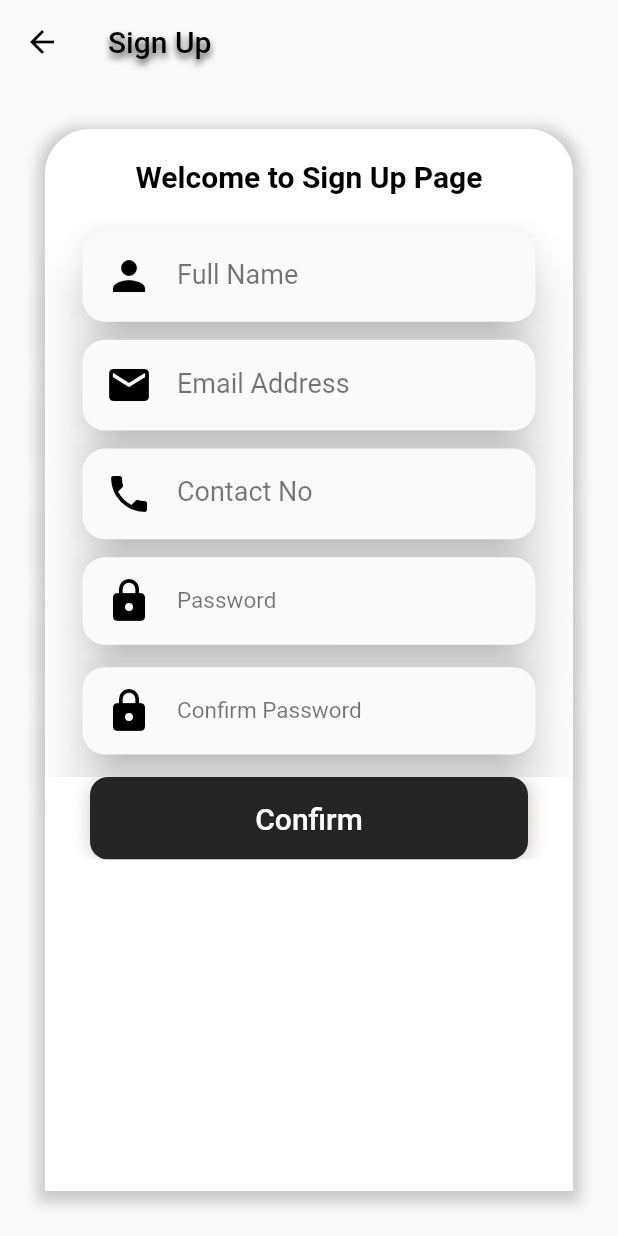
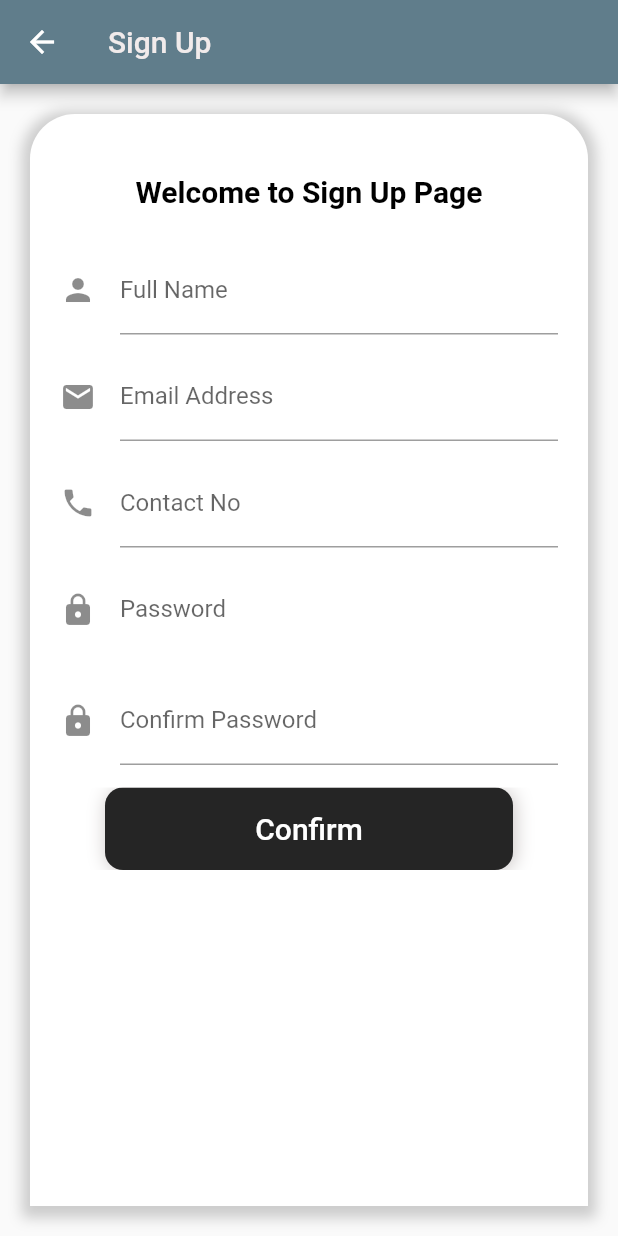
Before and after one commit to arypravin10/traffic_app, a Flutter app: the screen it shows after launch, after a tap on "Sign In", after a tap on "Sign Up", on a phone screen of 412 x 824 dp. Run offline on Flutter 3.47's test engine with Material 2 defaults, Android fonts, the phone set to English and light mode, and no system bars; our stand-ins replace carousel_slider, firebase_auth, firebase_core, get; accounts and stored records are empty; Roboto replaces fonts that are missing (Segoe UI).

Commit message:
signup and login configured

```diff
--- a/lib/LoginScreen.dart
+++ b/lib/LoginScreen.dart
@@ -1,27 +1,51 @@
+
 import 'package:flutter/material.dart';
+import 'package:get/state_manager.dart';
 import 'package:traffic_simulator/homescreen.dart';
 import 'package:traffic_simulator/signUpScreen.dart';
 import 'package:traffic_simulator/inputTextWidget.dart';
 import 'package:traffic_simulator/forgotPassword.dart';
 import 'package:firebase_auth/firebase_auth.dart';
-import 'package:traffic_simulator/inputTextWidget.dart';
-import 'package:get/get.dart';
+
 
 
 class LoginScreen extends StatefulWidget {
-  LoginScreen() : super();
+  const LoginScreen({ Key? key }) : super(key: key);
 
   @override
-  _SearchScreenState createState() => _SearchScreenState();
+  State<LoginScreen> createState() => _LoginScreenState();
 }
 
-class _SearchScreenState extends State<LoginScreen> {
+class _LoginScreenState extends State<LoginScreen> {
+
+    final _formKey = GlobalKey<FormState>();
+
   final TextEditingController _pwdController = TextEditingController();
+  final TextEditingController _emailController = TextEditingController();
 
-  bool showProgress = false;
-  final TextEditingController _emailController = TextEditingController();
-  final snackBar = SnackBar(content: Text('email or password is incorrect'));
-  final _formKey = GlobalKey<FormState>();
+  var email='';
+  var password ='';
+
+// for firebase
+  final _auth =FirebaseAuth.instance;
+
+
+userlogin()async{
+  try{
+    await FirebaseAuth.instance.signInWithEmailAndPassword(email: email, password: password);
+    Navigator.push(context, MaterialPageRoute(builder: (context) => homepage(),));
+  }
+
+  on FirebaseAuthException catch(e){
+    if (e.code =='user-not-found' || e.code=='wrong-password'){
+
+      ScaffoldMessenger.of(context).showSnackBar(SnackBar(content:Text('email or password is incorrect')));
+    }
+  }
+
+}
+
+
 
   @override
   Widget build(BuildContext context) {
@@ -31,6 +55,7 @@ class _SearchScreenState extends State<LoginScreen> {
     bool _pinned = false;
     bool _snap = false;
     bool _floating = false;
+
 
     final widgetList = [
       Row(
@@ -58,42 +83,75 @@ class _SearchScreenState extends State<LoginScreen> {
       ),
       Form(
           key: _formKey,
-          child: Column(
+          child: Padding(padding: EdgeInsets.all(20),
+          child:
+          Column(
             children: [
-              InputTextWidget(
+
+             TextFormField(
+
                   controller: _emailController,
-                  labelText: "email ",
-                  icon: Icons.email,
+                  decoration: InputDecoration(labelText: 'email',icon: Icon(Icons.email),labelStyle: TextStyle(fontSize: 20)),
 
                   obscureText: false,
-                  keyboardType: TextInputType.emailAddress),
+                  keyboardType: TextInputType.emailAddress,
+
+
+                  validator:(value){
+                    if (value!.isEmpty){
+
+                      return('Please enter your email');
+                    }
+
+
+                  if (!RegExp("^[a-zA-Z0-9+_.-]+@[a-zA-Z0-9,-]+.[a-z]").hasMatch(value)){
+                    return('Enter a valid email');
+                  }
+
+                  return null;
+
+                  }
+
+                  ),
+
+
               SizedBox(
                 height: 12.0,
               ),
-              InputTextWidget(
+
+              TextFormField(
                   controller: _pwdController,
+                  decoration: InputDecoration(
                   labelText: "password",
-                  icon: Icons.lock,
+                  icon: Icon(Icons.lock),labelStyle: TextStyle(fontSize: 20),),
+
                   obscureText: true,
-                  keyboardType: TextInputType.emailAddress),
+                  keyboardType: TextInputType.text,
+                  validator: (value){
+                    if (value==null || value.isEmpty){
+                      return ('Please enter your password');
+                    }
+                  },
+
+                  ),
               Padding(
                 padding: const EdgeInsets.only(right: 25.0, top: 10.0),
                 child: Align(
+
                     alignment: Alignment.topRight,
                     child: Material(
                       color: Colors.transparent,
                       child: InkWell(
                         onTap: ()
-                        {print
-                          ("forgot password clicked");
-                        Get.to(ForgotPassword());
+                        {Navigator.push(context, MaterialPageRoute(builder: (context) => ForgotPassword(),));
                         },
                         child: Text(
                           "Forgot Password ?",
                           style: TextStyle(
-                              fontSize: 15,
+
+                              fontSize: 18,
                               fontWeight: FontWeight.bold,
-                              color: Colors.grey[700]),
+                              color: Color.fromARGB(255, 218, 13, 13)),
                         ),
                       ),
                     )),
@@ -105,10 +163,15 @@ class _SearchScreenState extends State<LoginScreen> {
                 height: 55.0,
                 child: ElevatedButton(
                   onPressed: () async {
+
+
                     if (_formKey.currentState!.validate()) {
-                      Navigator.push(context, MaterialPageRoute(builder: (context) => homepage(),));
-                    }
-                    //Get.to(ChoiceScreen());
+                      setState(() {
+                        email=_emailController.text;
+                        password=_pwdController.text;
+
+                      });
+userlogin();                    }
                   },
                   style: ElevatedButton.styleFrom(
                     primary: Colors.white,
@@ -141,7 +204,7 @@ class _SearchScreenState extends State<LoginScreen> {
                 ),
               ),
             ],
-          )),
+          ),),),
       SizedBox(
         height: 15.0,
       ),
@@ -258,7 +321,8 @@ class _SearchScreenState extends State<LoginScreen> {
                   ),
               width: screenWidth,
               height: 25,
-              child: Column(
+              child:
+              Column(
                 mainAxisAlignment: MainAxisAlignment.end,
                 children: <Widget>[
                   Container(
--- a/lib/drawer.dart
+++ b/lib/drawer.dart
@@ -41,7 +41,7 @@ class _My_drawerState extends State<My_drawer> {
             Divider(thickness: 5,color: Colors.black,),
 
              ListTile(
-            onTap: (){
+            onTap: () async{
               Navigator.push(context, MaterialPageRoute(builder: (context) => LoginScreen(),));
             },
             leading: Icon(Icons.logout),
--- a/lib/main.dart
+++ b/lib/main.dart
@@ -4,26 +4,34 @@ import 'package:firebase_core/firebase_core.dart';
 
 Future main() async {
   WidgetsFlutterBinding.ensureInitialized();
-  await Firebase.initializeApp();
-  runApp(const MyApp());
+  runApp(MyApp());
 }
 
-class MyApp extends StatefulWidget {
-  const MyApp({Key? key}) : super(key: key);
+class MyApp extends StatelessWidget {
+  MyApp({ Key? key }) : super(key: key);
+  final Future<FirebaseApp> _initialization = Firebase.initializeApp();
 
   @override
-  _MyAppState createState() => _MyAppState();
-}
+  Widget build(BuildContext context) {
 
-class _MyAppState extends State<MyApp> {
-  @override
-  Widget build(BuildContext context) {
+     return FutureBuilder(
+        future: _initialization,
+        builder: (context, snapshot) {
+          // Check for Errors
+          if (snapshot.hasError) {
+            print("Something went wrong");
+          }
+          if (snapshot.connectionState == ConnectionState.waiting) {
+            return Center(child: CircularProgressIndicator());
+          }
     return MaterialApp(
       debugShowCheckedModeBanner: false,
       theme: ThemeData(
         primarySwatch: Colors.blueGrey,
       ),
       home: LoginScreen(),
-    );
+
+          );
+        });
   }
 }
--- a/lib/signUpScreen.dart
+++ b/lib/signUpScreen.dart
@@ -1,61 +1,97 @@
 import 'package:flutter/material.dart';
-import 'package:get/get.dart';
-import 'package:traffic_simulator/inputTextWidget.dart';
 import 'LoginScreen.dart';
+import 'package:firebase_auth/firebase_auth.dart';
 
 class SignUpScreen extends StatefulWidget {
-  SignUpScreen() : super();
+  const SignUpScreen({Key? key}) : super(key: key);
 
   @override
   _SignUpScreenState createState() => _SignUpScreenState();
 }
 
 class _SignUpScreenState extends State<SignUpScreen> {
+  var email = "";
+  var password = "";
+  var confirmPassword = "";
+
   final _formKey = GlobalKey<FormState>();
   final TextEditingController _pass = TextEditingController();
   final TextEditingController _confirmPass = TextEditingController();
   final TextEditingController _emailController = TextEditingController();
+  final TextEditingController _name = TextEditingController();
+
   @override
+  void dispose() {
+    // Clean up the controller when the widget is disposed.
+    _emailController.dispose();
+    _pass.dispose();
+    _confirmPass.dispose();
+    super.dispose();
+  }
+
+  registration() async {
+    if (password == confirmPassword) {
+      try {
+        UserCredential userCredential = await FirebaseAuth.instance
+            .createUserWithEmailAndPassword(email: email, password: password);
+        print(userCredential);
+        ScaffoldMessenger.of(context).showSnackBar(
+          SnackBar(
+            backgroundColor: Colors.redAccent,
+            content: Text(
+              "User registered Successfully.",
+              style: TextStyle(fontSize: 10),
+            ),
+          ),
+        );
+        Navigator.pushReplacement(
+          context,
+          MaterialPageRoute(
+            builder: (context) => LoginScreen(),
+          ),
+        );
+      } on FirebaseAuthException catch (e) {
+        if (e.code == 'email-already-in-use') {
+          print("Account Already exists");
+          ScaffoldMessenger.of(context).showSnackBar(
+            SnackBar(
+              backgroundColor: Colors.orangeAccent,
+              content: Text(
+                "Account Already exists",
+                style: TextStyle(fontSize: 18.0, color: Colors.black),
+              ),
+            ),
+          );
+        }
+      }
+    } else {
+      return null;
+    }
+  }
+
   Widget build(BuildContext context) {
     final screenWidth = MediaQuery.of(context).size.width;
     final screenHeight = MediaQuery.of(context).size.height;
     return Scaffold(
         appBar: AppBar(
-        title: Text("Sign Up",
+          title: Text(
+            "Sign Up",
             style: TextStyle(
-              color: Colors.black,
+              color: Color.fromARGB(255, 241, 235, 235),
               fontFamily: 'Segoe UI',
               fontSize: 20,
-              shadows: [
-                Shadow(
-                  color: const Color(0xba000000),
-                  offset: Offset(0, 3),
-                  blurRadius: 6,
-                )
-              ],
-            )),
-        //centerTitle: true,
-        leading: InkWell(
-          onTap: () {Navigator.push(context, MaterialPageRoute(builder: (context) => LoginScreen(),));},
-          child: Icon(
-            Icons.arrow_back,
-            color: Colors.black,
             ),
           ),
-        backgroundColor: Colors.transparent,
-        elevation: 0.0,
         ),
         body: Padding(
-        padding: const EdgeInsets.all(30),
-        child:
-        Container(
+          padding: const EdgeInsets.all(20),
+          child: Container(
             decoration: BoxDecoration(
               borderRadius: BorderRadius.only(
                 topLeft: Radius.circular(30),
                 topRight: Radius.circular(30),
               ),
               color: Colors.white,
-
               boxShadow: [
                 BoxShadow(
                   color: Colors.grey.withOpacity(0.5),
@@ -71,8 +107,10 @@ class _SignUpScreenState extends State<SignUpScreen> {
               //controller: controller,
               child: Form(
                 key: _formKey,
+                child: Padding(
+                  padding: EdgeInsets.all(20),
                   child: Column(
-                children: [
+                    children: <Widget>[
                       SizedBox(
                         height: 20.0,
                       ),
@@ -83,67 +121,76 @@ class _SignUpScreenState extends State<SignUpScreen> {
                           fontSize: 20,
                           fontWeight: FontWeight.bold,
                           color: const Color(0xff000000),
-
                         ),
                         textAlign: TextAlign.left,
                       ),
                       SizedBox(
                         height: 25.0,
                       ),
-                  InputTextWidget(
-                      labelText: "Full Name",
-
-                      icon: Icons.person,
+                      TextFormField(
+                          decoration: const InputDecoration(
+                            label: Text("Full Name"),
+                            icon: Icon(Icons.person),
+                          ),
+                          controller: _name,
+                          validator: (value) {
+                            if (value == null || value.isEmpty) {
+                              print('Enter some text');
+                            }
+                            return null;
+                          },
                           obscureText: false,
                           keyboardType: TextInputType.text),
-
                       SizedBox(
                         height: 12.0,
                       ),
-                  InputTextWidget(
+                      TextFormField(
                         controller: _emailController,
-                      labelText: "Email Address",
-                      icon: Icons.email,
+                        decoration: const InputDecoration(
+                            label: Text('Email Address'),
+                            icon: Icon(Icons.email)),
                         obscureText: false,
-                      keyboardType: TextInputType.emailAddress),
+                        keyboardType: TextInputType.emailAddress,
+                        validator: (value) {
+                          if (value!.isEmpty) {
+                            print(
+                              'the email field is empty',
+                            );
+                          } else if (!value.contains('@')) {
+                            return 'Please Enter Valid Email';
+                          }
+                          return null;
+                        },
+                      ),
                       SizedBox(
                         height: 12.0,
                       ),
-                  InputTextWidget(
-
+                      TextFormField(
+                        decoration: InputDecoration(
                           labelText: "Contact No",
-
-                      icon: Icons.phone,
-
+                          icon: Icon(Icons.phone),
+                        ),
                         obscureText: false,
-                      keyboardType: TextInputType.number),
+                        keyboardType: TextInputType.number,
+                        validator: (value) {
+                          if (value == null || value.isEmpty) {
+                            print('the number field is empty');
+                          }
+                          return null;
+                        },
+                      ),
                       SizedBox(
                         height: 12.0,
                       ),
-
-                  Padding(
-                    padding: const EdgeInsets.only(left: 25.0, right: 25.0),
-                    child: Container(
-                      child: Material(
-                        elevation: 15.0,
-                        shadowColor: Colors.black,
-                        borderRadius: BorderRadius.circular(15.0),
-                        child: Padding(
-                          padding:
-                              const EdgeInsets.only(right: 20.0, left: 15.0),
-                          child: TextFormField(
+                      TextFormField(
                           obscureText: true,
                           autofocus: false,
                           keyboardType: TextInputType.text,
                           decoration: InputDecoration(
                             icon: Icon(
                               Icons.lock,
-                                  color: Colors.black,
-                                  size: 32.0, /*Color(0xff224597)*/
                             ),
                             labelText: "Password",
-                                labelStyle: TextStyle(
-                                    color: Colors.black54, fontSize: 15.0),
                             hintText: '',
                             enabledBorder: InputBorder.none,
                             focusedBorder: UnderlineInputBorder(
@@ -161,56 +208,25 @@ class _SignUpScreenState extends State<SignUpScreen> {
 
                             return null;
                           }),
-                        ),
-                      ),
-                    ),
-                  ),
                       SizedBox(
                         height: 15.0,
                       ),
-
-                  Padding(
-                    padding: const EdgeInsets.only(left: 25.0, right: 25.0),
-                    child: Container(
-                      child: Material(
-                        elevation: 15.0,
-                        shadowColor: Colors.black,
-                        borderRadius: BorderRadius.circular(15.0),
-                        child: Padding(
-                          padding:
-                              const EdgeInsets.only(right: 20.0, left: 15.0),
-                          child: TextFormField(
+                      TextFormField(
                           obscureText: true,
                           autofocus: false,
                           keyboardType: TextInputType.text,
                           decoration: InputDecoration(
                             icon: Icon(
                               Icons.lock,
-                                  color: Colors.black,
-                                  size: 32.0, /*Color(0xff224597)*/
                             ),
                             labelText: "Confirm Password",
-                                labelStyle: TextStyle(
-                                    color: Colors.black54, fontSize: 15.0),
-                                hintText: '',
-                                enabledBorder: InputBorder.none,
-                                focusedBorder: UnderlineInputBorder(
-                                  borderSide: BorderSide(color: Colors.black54),
-                                ),
-                                border: InputBorder.none,
                           ),
                           controller: _confirmPass,
                           validator: (val) {
-                                if (val!.isEmpty)
-                                  return 'confirm password!!';
-                                if (val != _pass.text)
-                                  return 'password incorrect';
+                            if (val!.isEmpty) return 'confirm password!!';
+                            if (val != _pass.text) return 'password incorrect';
                             return null;
                           }),
-                        ),
-                      ),
-                    ),
-                  ),
                       SizedBox(
                         height: 15.0,
                       ),
@@ -218,7 +234,15 @@ class _SignUpScreenState extends State<SignUpScreen> {
                         height: 55.0,
                         child: ElevatedButton(
                           onPressed: () async {
-                        if (_formKey.currentState!.validate()) {}
+                            if (_formKey.currentState!.validate()) {
+                              setState(() {
+                                email = _emailController.text;
+                                password = _pass.text;
+                                confirmPassword = _confirmPass.text;
+                              });
+
+                              registration();
+                            }
                           },
                           style: ElevatedButton.styleFrom(
                             primary: Colors.white,
@@ -226,7 +250,8 @@ class _SignUpScreenState extends State<SignUpScreen> {
                             minimumSize: Size(screenWidth, 150),
                             padding: EdgeInsets.symmetric(horizontal: 30),
                             shape: const RoundedRectangleBorder(
-                          borderRadius: BorderRadius.all(Radius.circular(0)),
+                              borderRadius:
+                                  BorderRadius.all(Radius.circular(0)),
                             ),
                           ),
                           child: Ink(
@@ -244,7 +269,8 @@ class _SignUpScreenState extends State<SignUpScreen> {
                               child: Text(
                                 "Confirm",
                                 textAlign: TextAlign.center,
-                            style: TextStyle(color: Colors.white, fontSize: 20),
+                                style: TextStyle(
+                                    color: Colors.white, fontSize: 20),
                               ),
                             ),
                           ),
@@ -256,6 +282,6 @@ class _SignUpScreenState extends State<SignUpScreen> {
               ),
             ),
           ),
-    );
+        ));
   }
 }
--- a/pubspec.yaml
+++ b/pubspec.yaml
@@ -47,6 +47,8 @@ dependencies:
   # Firebase Database
   cloud_firestore: ^3.1.10
   firebase_auth: ^3.3.11
+  fluttertoast: ^8.0.9
+  firebase_dynamic_links: ^4.1.2
 
 dev_dependencies:
   flutter_test:
@@ -59,6 +61,8 @@ dev_dependencies:
   # package. See that file for information about deactivating specific lint
   # rules and activating additional ones.
   flutter_lints: ^1.0.0
+  flutter_toastr: ^1.0.3
+  firebase_core: ^1.14.0
 
 # For information on the generic Dart part of this file, see the
 # following page: https://dart.dev/tools/pub/pubspec
```
Also changed, not shown: lib/forgotPassword.dart (+8 -6 lines), pubspec.lock, 1 other file. Lines whose indentation alone changed are shown as unchanged.
